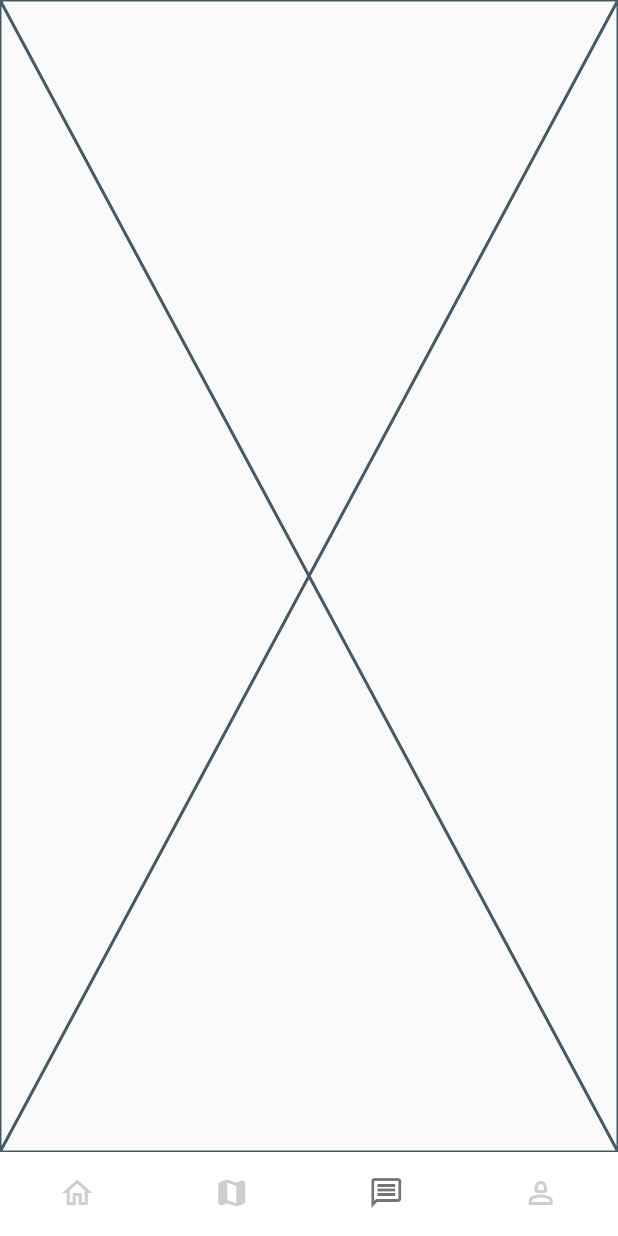
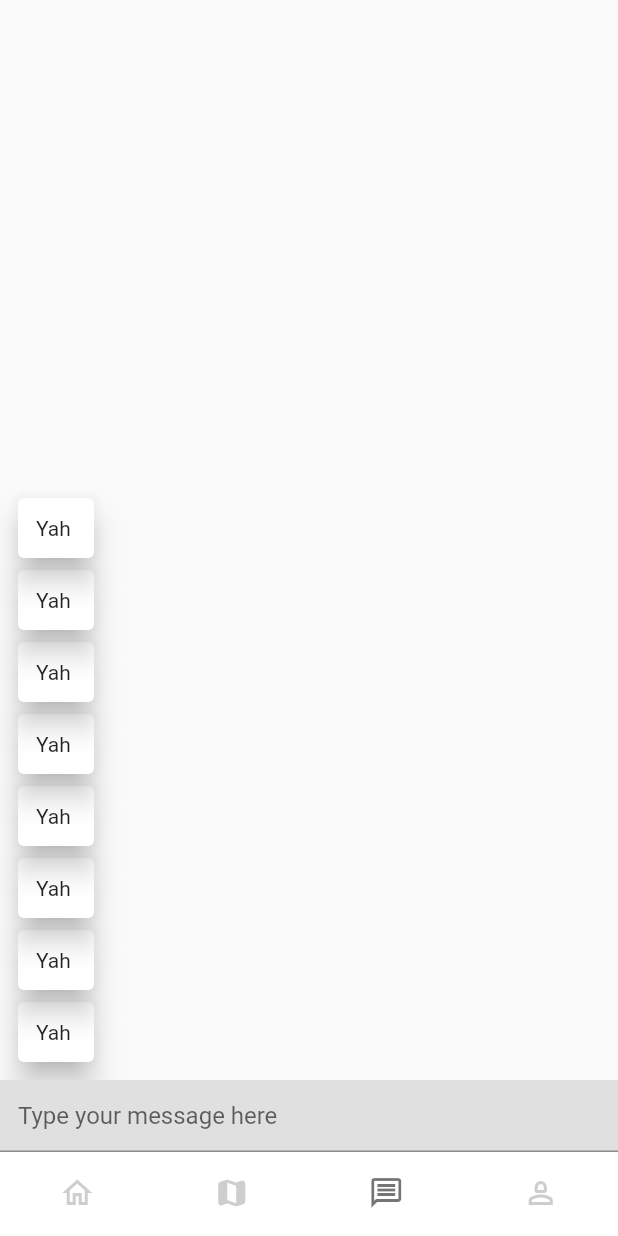
Before and after one commit to lucas-doki/findmybag, a Flutter app: the screen it shows after launch, item 3 of the bottom bar chosen, on a phone screen of 412 x 824 dp. Run offline on Flutter 3.47's test engine with Material 2 defaults, Android fonts, the light colour scheme and no system bars; drawn by our look-alikes of grouped_list; our stand-ins replace flutter_map, latlong2.

Commit message:
chat_incomplete

```diff
--- a/lib/main.dart
+++ b/lib/main.dart
@@ -22,7 +22,7 @@ class MyApp extends StatelessWidget {
         MapScreen.id: (context) => const MapScreen(),
         ProfileScreen.id: (context) => const ProfileScreen(),
         HomeScreen.id: (context) => const HomeScreen(),
-        ChatBotScreen.id: (context) => const ChatBotScreen(),
+        ChatBotScreen.id: (context) => ChatBotScreen(),
       },
     );
   }
--- a/lib/screens/chat_bot_screen.dart
+++ b/lib/screens/chat_bot_screen.dart
@@ -1,11 +1,66 @@
+// ignore_for_file: prefer_const_constructors, must_be_immutable
+
+import 'package:findmybag/widgets/message_widget.dart';
 import 'package:flutter/material.dart';
+import 'package:grouped_list/grouped_list.dart';
 
 class ChatBotScreen extends StatelessWidget {
   static const id = 'chat_bot_screen.dart';
-  const ChatBotScreen({super.key});
+  ChatBotScreen({super.key});
+
+  List<Message> messages = [
+    Message('Yah ', false),
+    Message('Yah ', false),
+    Message('Yah ', false),
+    Message('Yah ', false),
+    Message('Yah ', false),
+    Message('Yah ', false),
+    Message('Yah ', false),
+    Message('Yah ', false)
+  ].reversed.toList();
 
   @override
   Widget build(BuildContext context) {
-    return const Placeholder();
+    return Scaffold(
+      body: Column(
+        mainAxisAlignment: MainAxisAlignment.end,
+        children: [
+          Expanded(
+            child: Align(
+              alignment: Alignment.bottomLeft,
+              child: GroupedListView<Message, DateTime>(
+                padding: EdgeInsets.all(8),
+                reverse: true,
+                order: GroupedListOrder.DESC,
+                elements: messages,
+                groupBy: (message) => DateTime(2023),
+                groupHeaderBuilder: (Message message) => SizedBox(),
+                itemBuilder: (context, Message message) => Align(
+                  alignment: message.isSentByMe
+                      ? Alignment.centerRight
+                      : Alignment.centerLeft,
+                  child: Card(
+                    elevation: 8,
+                    child: Padding(
+                      padding: EdgeInsets.all(12),
+                      child: Text(message.text),
+                    ),
+                  ),
+                ),
+              ),
+            ),
+          ),
+          Container(
+            color: Colors.grey.shade300,
+            child: const TextField(
+              decoration: InputDecoration(
+                contentPadding: EdgeInsets.all(12),
+                hintText: 'Type your message here ',
+              ),
+            ),
+          ),
+        ],
+      ),
+    );
   }
 }
--- /dev/null
+++ b/lib/widgets/message_widget.dart
@@ -0,0 +1,6 @@
+class Message {
+  final String text;
+  final bool isSentByMe;
+
+  Message(this.text, this.isSentByMe);
+}
--- a/pubspec.yaml
+++ b/pubspec.yaml
@@ -35,6 +35,8 @@ dependencies:
   # Use with the CupertinoIcons class for iOS style icons.
   cupertino_icons: ^1.0.2
   flutter_map: ^4.0.0
+  grouped_list: ^5.1.2
+  flutter_chat_ui: ^1.6.6
 
 dev_dependencies:
   flutter_test:
```
Also changed, not shown: pubspec.lock, 5 other files.
